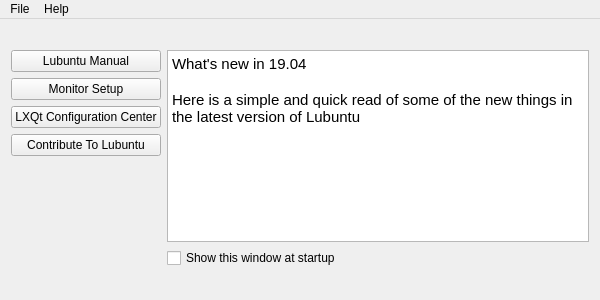
First picture: the form in mainwindow.ui, repository lubuntu-team/welcome, before the edit.
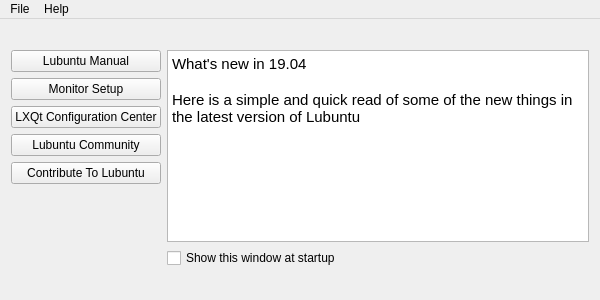
Second picture: the form after the edit.

Commit message: Add a Community button.

What changed in the file:
```diff
--- a/mainwindow.ui
+++ b/mainwindow.ui
@@ -47,6 +47,16 @@
         </property>
        </widget>
       </item>
+      <item>
+       <widget class="QPushButton" name="buttonCommunity">
+        <property name="toolTip">
+         <string>&lt;html&gt;&lt;head/&gt;&lt;body&gt;&lt;p&gt;Want to talk with other Lubuntu users? Join the community!&lt;/p&gt;&lt;/body&gt;&lt;/html&gt;</string>
+        </property>
+        <property name="text">
+         <string>Lubuntu Community</string>
+        </property>
+       </widget>
+      </item>
       <item>
        <widget class="QPushButton" name="buttonContribute">
         <property name="toolTip">
```
The commit also changes 2 other files.
